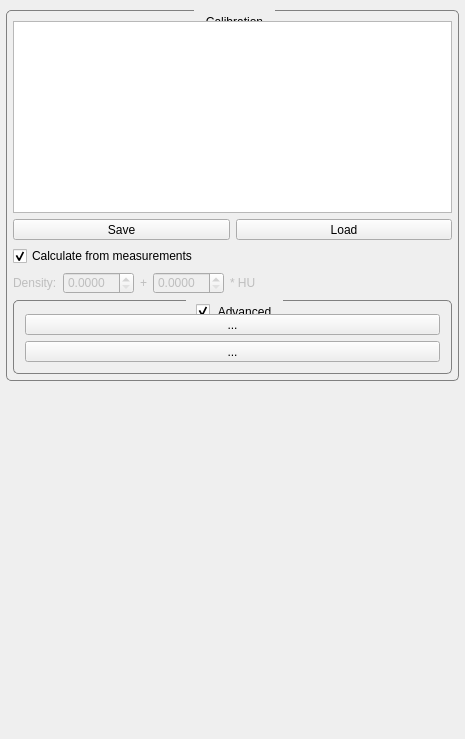
First picture: the form in src/internal/MaterialMappingViewControls.ui, repository araex/mitk-gem, before the edit.
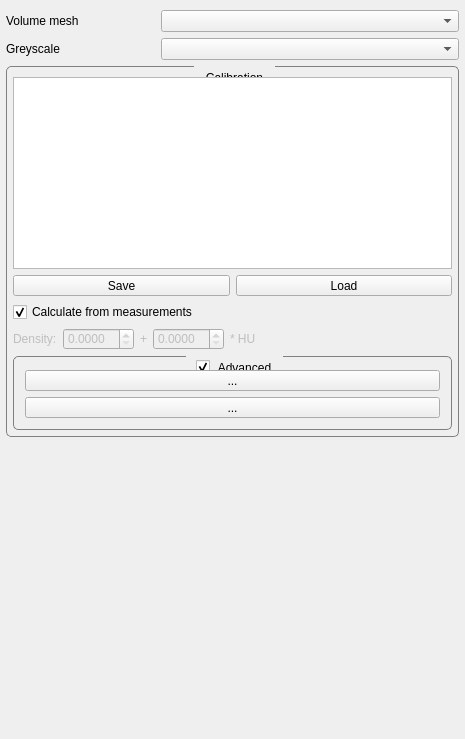
Second picture: the form after the edit. Custom widgets are drawn as their Qt base class.

Commit message: added data selection predicates

Diff of the .ui file:
```diff
--- a/src/internal/MaterialMappingViewControls.ui
+++ b/src/internal/MaterialMappingViewControls.ui
@@ -73,6 +73,67 @@
    </property>
    <item>
     <layout class="QVBoxLayout" name="verticalLayout_2">
+     <property name="topMargin">
+      <number>0</number>
+     </property>
+     <item>
+      <widget class="QWidget" name="meshSelector" native="true">
+       <property name="toolTip">
+        <string>&lt;html&gt;&lt;head/&gt;&lt;body&gt;&lt;p&gt;Select the image to be segmented&lt;/p&gt;&lt;/body&gt;&lt;/html&gt;</string>
+       </property>
+       <layout class="QHBoxLayout" name="horizontalLayout_8" stretch="1,2">
+        <property name="margin">
+         <number>0</number>
+        </property>
+        <item>
+         <widget class="QLabel" name="label_7">
+          <property name="text">
+           <string>Volume mesh</string>
+          </property>
+         </widget>
+        </item>
+        <item>
+         <widget class="QmitkDataStorageComboBox" name="unstructuredGridComboBox">
+          <property name="sizePolicy">
+           <sizepolicy hsizetype="Minimum" vsizetype="Fixed">
+            <horstretch>0</horstretch>
+            <verstretch>0</verstretch>
+           </sizepolicy>
+          </property>
+         </widget>
+        </item>
+       </layout>
+      </widget>
+     </item>
+     <item>
+      <widget class="QWidget" name="greyscaleSelector" native="true">
+       <property name="toolTip">
+        <string>&lt;html&gt;&lt;head/&gt;&lt;body&gt;&lt;p&gt;Select the image to be segmented&lt;/p&gt;&lt;/body&gt;&lt;/html&gt;</string>
+       </property>
+       <layout class="QHBoxLayout" name="horizontalLayout_7" stretch="1,2">
+        <property name="margin">
+         <number>0</number>
+        </property>
+        <item>
+         <widget class="QLabel" name="label_6">
+          <property name="text">
+           <string>Greyscale</string>
+          </property>
+         </widget>
+        </item>
+        <item>
+         <widget class="QmitkDataStorageComboBox" name="greyscaleImageComboBox">
+          <property name="sizePolicy">
+           <sizepolicy hsizetype="Minimum" vsizetype="Fixed">
+            <horstretch>0</horstretch>
+            <verstretch>0</verstretch>
+           </sizepolicy>
+          </property>
+         </widget>
+        </item>
+       </layout>
+      </widget>
+     </item>
      <item>
       <widget class="QGroupBox" name="calibrationGroup">
        <property name="minimumSize">
@@ -343,6 +404,13 @@
   </layout>
  </widget>
  <layoutdefault spacing="6" margin="11"/>
+ <customwidgets>
+  <customwidget>
+   <class>QmitkDataStorageComboBox</class>
+   <extends>QComboBox</extends>
+   <header location="global">QmitkDataStorageComboBox.h</header>
+  </customwidget>
+ </customwidgets>
  <tabstops>
   <tabstop>saveButton</tabstop>
   <tabstop>loadButton</tabstop>
```
Left out of the diff: 4 changed lines with no effect on the pictures. The commit also changes 2 other files.
